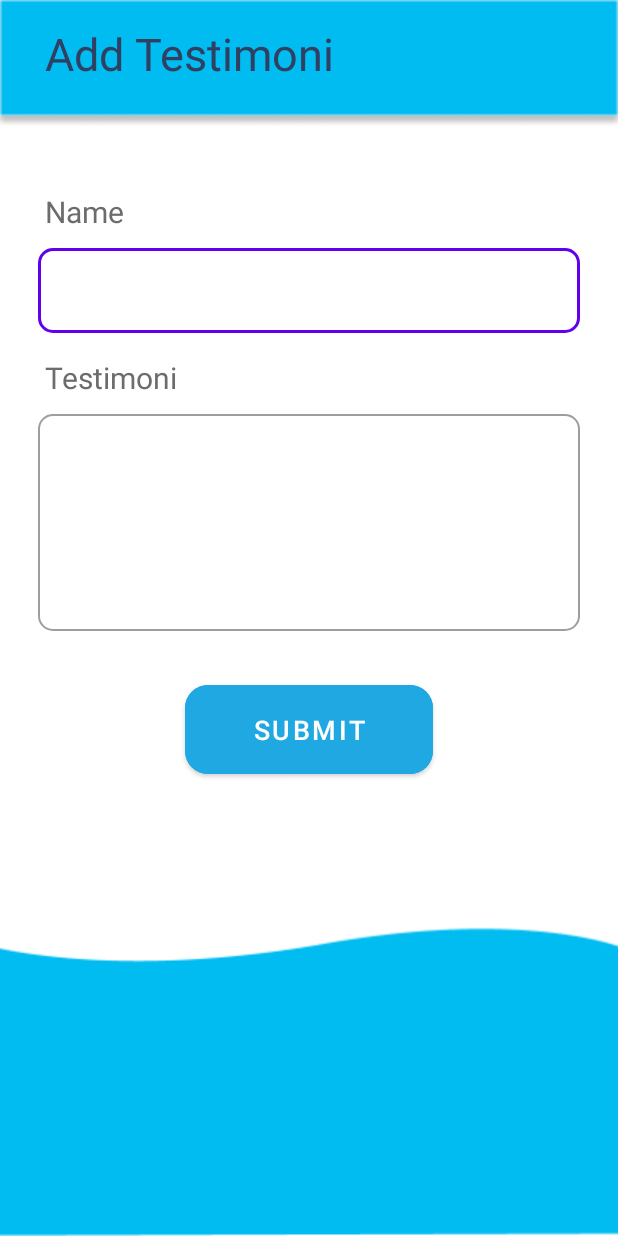
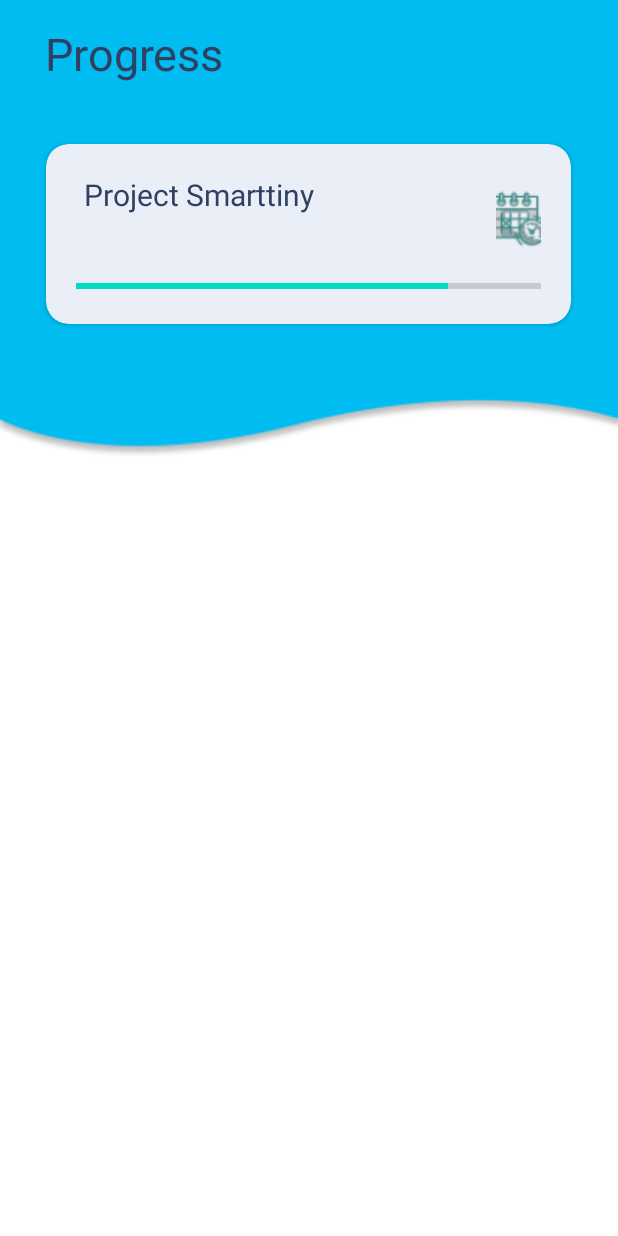
Before and after one commit to ISMutia/MemberAreaInovindo, an Android app: the ProgressActivity screen opened directly, with no data from a screen before it, on a phone screen of 412 x 824 dp. Run offline under Robolectric (Android 15) with nearby library versions, the phone set to English and light mode, and no system bars.

Commit message:
commit finaa hari ini

```diff
--- a/app/src/main/res/layout/activity_info_paket.xml
+++ b/app/src/main/res/layout/activity_info_paket.xml
@@ -29,8 +29,8 @@
             android:id="@+id/rvlistPaket"
             android:layout_width="wrap_content"
             android:layout_height="wrap_content"
+            android:layout_centerHorizontal="true"
             android:layout_marginTop="15dp"
-            android:layout_centerHorizontal="true"
             app:layout_constraintTop_toTopOf="parent"
             tools:listitem="@layout/list_paket" />
     </LinearLayout>
--- a/app/src/main/res/layout/activity_progress.xml
+++ b/app/src/main/res/layout/activity_progress.xml
@@ -5,104 +5,55 @@
     android:layout_width="match_parent"
     android:layout_height="match_parent"
     tools:context=".ProgressActivity"
-    android:background="@drawable/b4">
-
+    android:background="@drawable/b3">
     <TextView
-        android:id="@+id/progress"
+        android:id="@+id/txtprogress"
         android:layout_width="match_parent"
         android:layout_height="wrap_content"
         android:layout_weight="1"
-        android:text="Add Testimoni"
+        android:text="Progress"
         android:layout_marginTop="15dp"
         android:layout_marginLeft="30dp"
         android:textColor="#304062"
         android:textSize="30sp"/>
+        <androidx.cardview.widget.CardView
+            android:id="@+id/cvBills"
+            android:layout_width="350dp"
+            android:layout_height="120dp"
+            android:layout_below="@id/txtprogress"
+            android:layout_centerHorizontal="true"
+            android:layout_marginTop="40dp"
+            android:foreground="?android:attr/selectableItemBackground"
+            app:cardBackgroundColor="#EAEEF7"
+            app:cardCornerRadius="15dp">
 
-    <LinearLayout
-        android:layout_width="match_parent"
-        android:layout_height="wrap_content"
-        android:layout_marginTop="55dp"
-        android:layout_below="@+id/progress"
-        android:orientation="vertical">
-
-        <TextView
-            android:id="@+id/txtProjectName"
-            android:layout_width="wrap_content"
-            android:layout_height="wrap_content"
-            android:text="Name"
-            android:textSize="20sp"
-            android:textColor="#6D6C6C"
-            android:layout_marginTop="16dp"
-            android:layout_marginLeft="30dp"/>
-
-        <com.google.android.material.textfield.TextInputLayout
-            android:layout_width="match_parent"
-            android:layout_height="wrap_content"
-            android:layout_marginTop="5dp"
-            android:layout_marginLeft="25dp"
-            android:layout_marginRight="25dp"
-            android:hint=""
-            style="@style/Widget.MaterialComponents.TextInputLayout.OutlinedBox"
-            app:boxCornerRadiusTopEnd="10dp"
-            app:boxCornerRadiusTopStart="10dp"
-            app:boxCornerRadiusBottomStart="10dp"
-            app:boxCornerRadiusBottomEnd="10dp">
-
-            <com.google.android.material.textfield.TextInputEditText
-                android:id="@+id/edtProjectName"
+            <TextView
+                android:id="@+id/txtnamaprogress"
                 android:layout_width="match_parent"
                 android:layout_height="wrap_content"
-                android:inputType="text"/>
-        </com.google.android.material.textfield.TextInputLayout>
+                android:layout_weight="1"
+                android:text="Project Smarttiny"
+                android:layout_marginTop="20dp"
+                android:layout_marginLeft="25dp"
+                android:textColor="#304062"
+                android:textSize="20sp"/>
 
-        <TextView
-            android:id="@+id/txtTestimoni"
-            android:layout_width="wrap_content"
-            android:layout_height="wrap_content"
-            android:text="Testimoni"
-            android:textSize="20sp"
-            android:textColor="#6D6C6C"
-            android:layout_marginTop="16dp"
-            android:layout_marginLeft="30dp"/>
+            <ImageView
+                android:id="@+id/imgSilver"
+                android:layout_width="30dp"
+                android:layout_height="100dp"
+                android:layout_marginLeft="300dp"
+                android:src="@drawable/progres1" />
+            <ProgressBar
+                android:id="@+id/simpleProgressBar"
+                android:layout_width="fill_parent"
+                android:layout_height="wrap_content"
+                android:max="100"
+                android:progress="80"
+                android:layout_marginTop="70dp"
+                style="@style/Widget.AppCompat.ProgressBar.Horizontal"
+                android:padding="20dp"/><!--// 20dp padding from all the sides of the progress bar-->
 
-        <com.google.android.material.textfield.TextInputLayout
-            android:layout_width="match_parent"
-            android:layout_height="150dp"
-            android:layout_marginTop="5dp"
-            android:layout_marginLeft="25dp"
-            android:layout_marginRight="25dp"
-            style="@style/Widget.MaterialComponents.TextInputLayout.OutlinedBox"
-            android:hint=""
-            android:textAlignment="center"
-            app:boxCornerRadiusTopEnd="10dp"
-            app:boxCornerRadiusTopStart="10dp"
-            app:boxCornerRadiusBottomStart="10dp"
-            app:boxCornerRadiusBottomEnd="10dp">
-
-            <com.google.android.material.textfield.TextInputEditText
-                android:id="@+id/edtTestimoni"
-                android:layout_width="match_parent"
-                android:layout_height="match_parent"
-                android:textAlignment="center"
-                android:maxLines="5"/>
-
-        </com.google.android.material.textfield.TextInputLayout>
-
-        <com.google.android.material.button.MaterialButton
-            android:id="@+id/btnSubmitTestimoni"
-            android:layout_width="match_parent"
-            android:layout_height="wrap_content"
-            android:layout_alignParentBottom="true"
-            android:text="Submit"
-            android:textSize="18sp"
-            android:backgroundTint="#20A8E3"
-            android:layout_marginTop="30dp"
-            android:layout_marginLeft="123dp"
-            android:layout_marginRight="123dp"
-            android:paddingTop="17dp"
-            android:paddingBottom="17dp"
-            app:cornerRadius="15dp"/>
-
-    </LinearLayout>
+        </androidx.cardview.widget.CardView>
 
 </RelativeLayout>
```
Also changed, not shown: app/src/main/res/drawable-v24/progres1.png (added).
